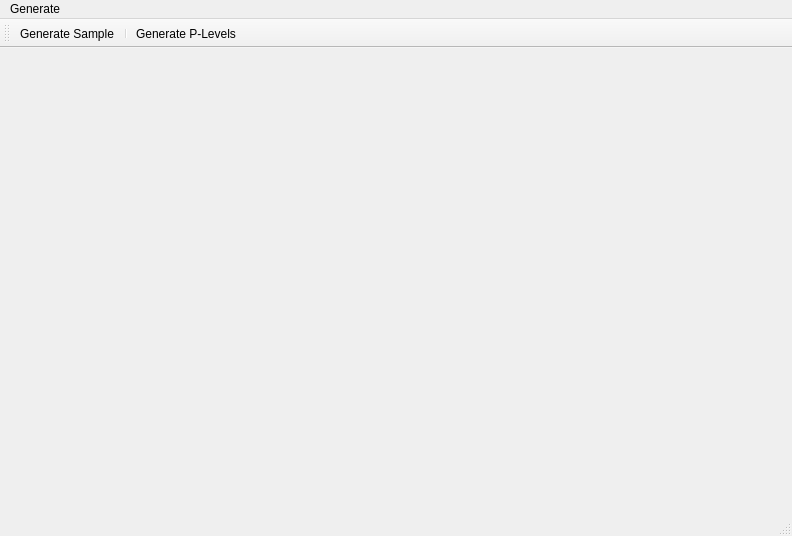
braubergiag/ModelDistribution, file ui/mainwindow.ui: the form before one commit.
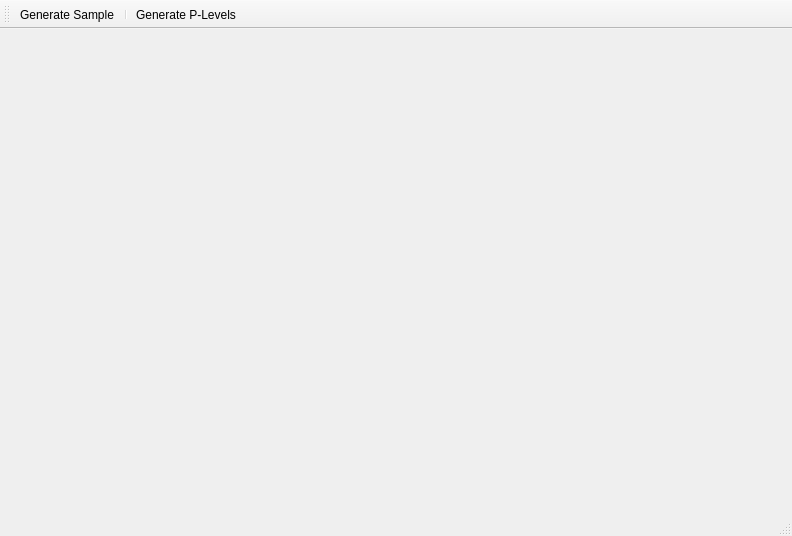
The form after the commit.

Commit message: Change dialog forms

```diff
--- a/ui/mainwindow.ui
+++ b/ui/mainwindow.ui
@@ -46,13 +46,6 @@
      <height>22</height>
     </rect>
    </property>
-   <widget class="QMenu" name="menuModel">
-    <property name="title">
-     <string>Generate</string>
-    </property>
-    <addaction name="actionCreate"/>
-   </widget>
-   <addaction name="menuModel"/>
   </widget>
   <widget class="QStatusBar" name="statusbar"/>
   <widget class="QToolBar" name="toolBar">
```
The commit also changes 2 other files.
